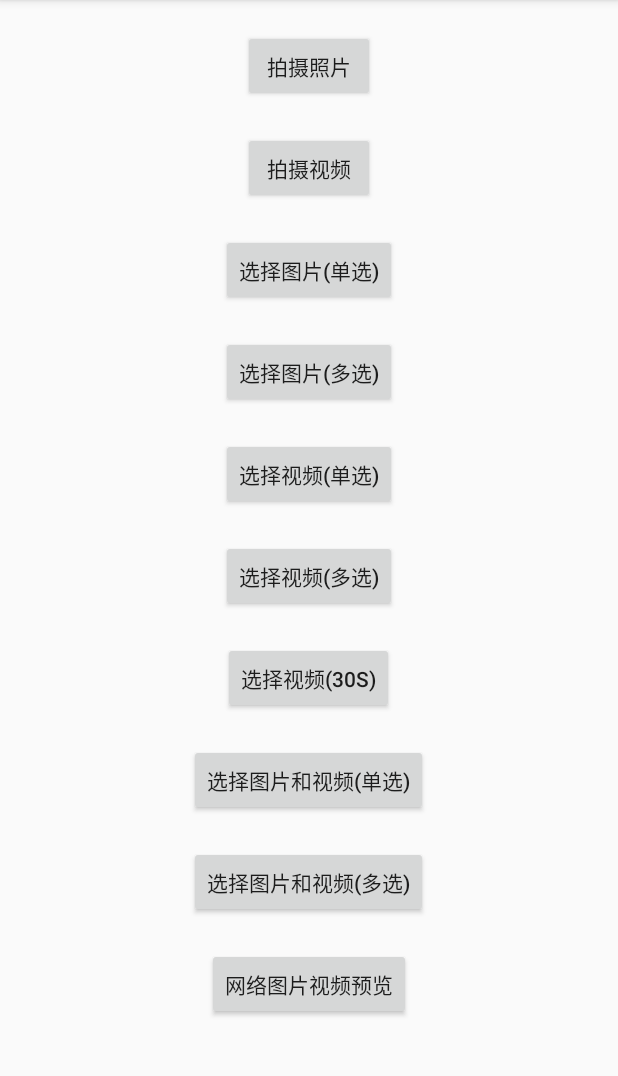
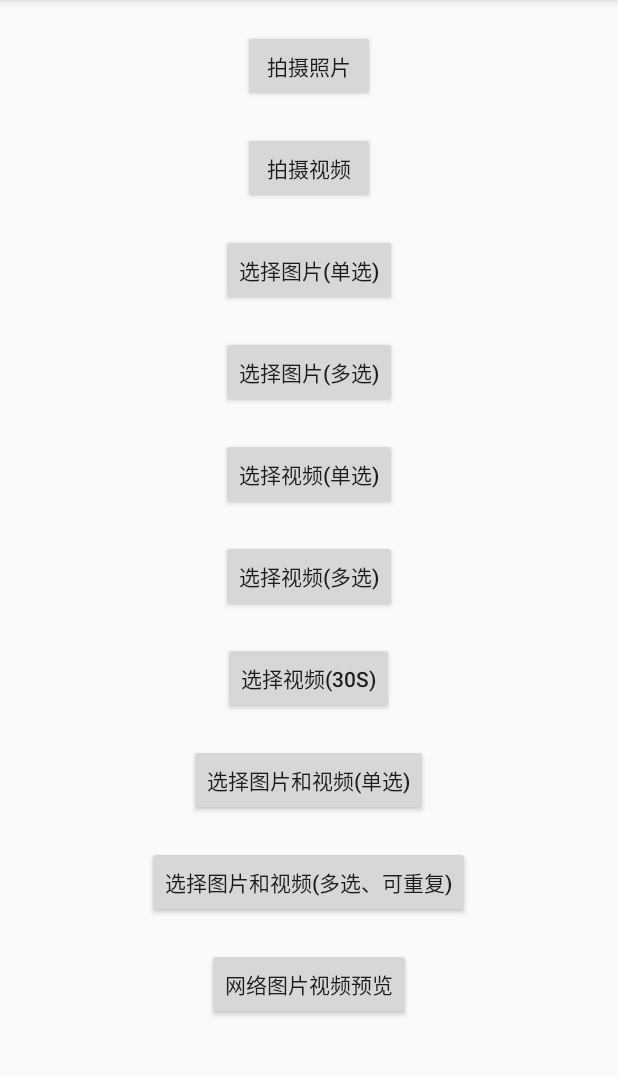
Before and after one commit to kelinZhou/PhotoSelector, an Android app: the screen it shows after launch (MainActivity), on a phone screen of 412 x 824 dp, the part 84-1160 px from its top. Run offline under Robolectric (Android 15) with nearby library versions, the phone set to English and light mode, and no system bars.

```diff
--- a/app/src/main/res/layout/activity_main.xml
+++ b/app/src/main/res/layout/activity_main.xml
@@ -73,7 +73,7 @@
             android:layout_width="wrap_content"
             android:layout_height="wrap_content"
             android:layout_marginTop="20dp"
-            android:text="选择图片和视频(多选)"/>
+            android:text="选择图片和视频(多选、可重复)"/>
 
         <Button
             android:id="@+id/btnPreviewPictures"
```
